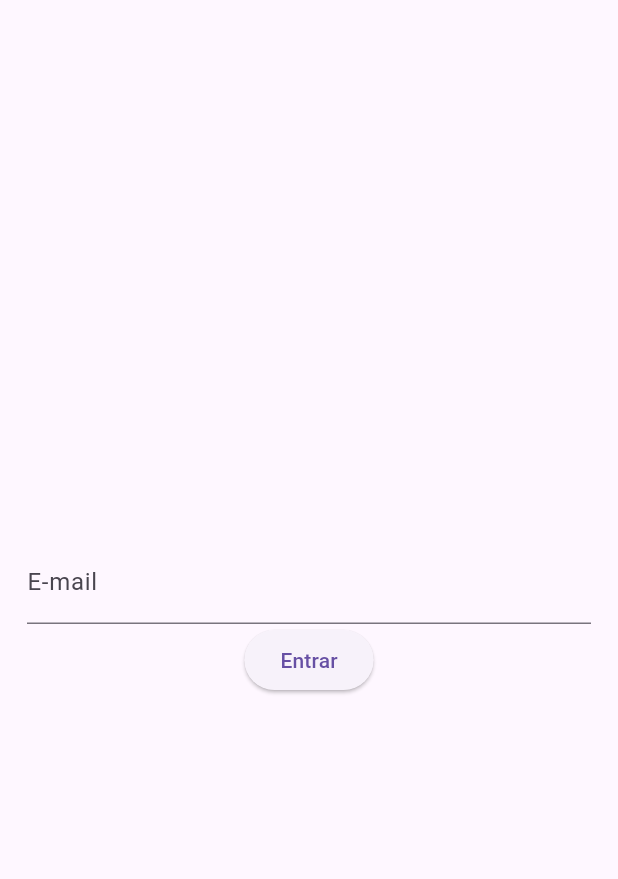
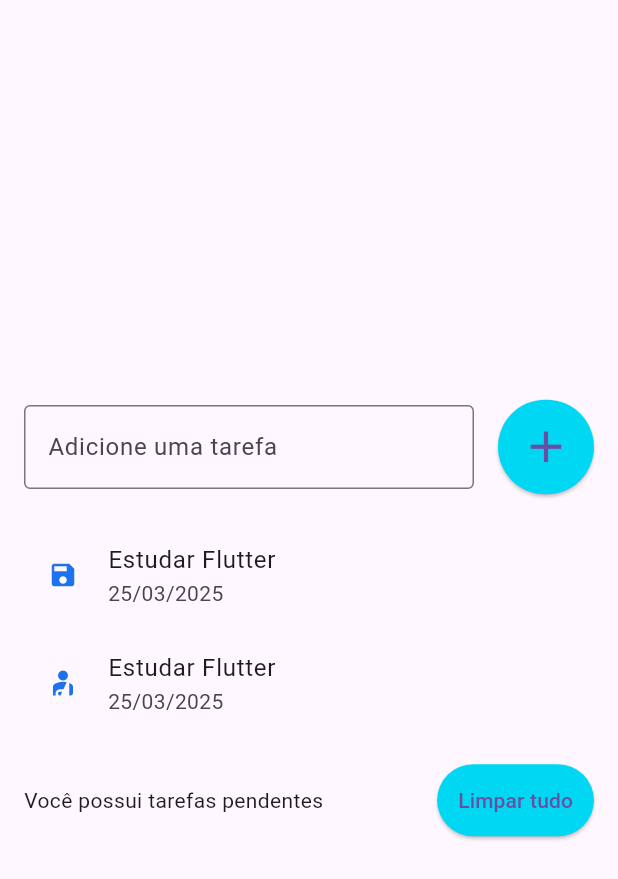
Before and after one commit to isaiastech/lista_tarefas, a Flutter app: the screen it shows after launch, on a phone screen of 412 x 824 dp. Shown: the top 879 px of the screen. Run offline on Flutter 3.47's test engine with Material 3 defaults, Android fonts, the phone set to English and light mode, and no system bars.

Commit message:
Criando layout de lista de tarefas no flutter

```diff
--- a/lib/pages/list_page.dart
+++ b/lib/pages/list_page.dart
@@ -1,37 +1,87 @@
 import 'package:flutter/material.dart';
 
 class ListPage extends StatelessWidget {
-  ListPage({super.key});
-
-  final TextEditingController emailController = TextEditingController();
+  const ListPage({super.key});
 
   @override
   Widget build(BuildContext context) {
     return Scaffold(
-      body: Center(
-        child: Padding(
-          padding: const EdgeInsets.all(18),
+      body: Padding(
+        padding: const EdgeInsets.symmetric(horizontal: 16),
+        child: Center(
           child: Column(
             mainAxisSize: MainAxisSize.min,
             children: [
-              TextField(
-                controller: emailController,
-                decoration: InputDecoration(
-                  labelText: 'E-mail',
-                ),
+              Row(
+                children: [
+                  Expanded(
+                    child: TextField(
+                      decoration: InputDecoration(
+                        border: OutlineInputBorder(),
+                        labelText: 'Adicione uma tarefa',
+                        hintText: 'Ex: Estudar',
+                      ),
+                    ),
+                  ),
+                  SizedBox(width: 16,),
+                  ElevatedButton(
+                    onPressed: (){},
+                    style: ElevatedButton.styleFrom(
+                      backgroundColor: Color(0xff00d7f3),
+                      padding: EdgeInsets.all(14.0),
+                    ),
+                    child: Icon(
+                      Icons.add,
+                      size: 35,
+                    ),
+                  ),
+                ],
               ),
-              ElevatedButton(
-                  onPressed: login,
-                  child: Text('Entrar')),
+              SizedBox(height: 18,),
+              // ListView com altura fixa ou Expanded
+              ListView(
+                shrinkWrap: true,
+                children: [
+                  ListTile(
+                    title: Text('Estudar Flutter'),
+                    subtitle: Text('25/03/2025'),
+                    leading: Icon(Icons.save, size: 20,color: Color(0xff1C73ED)),
+                    onTap: (){
+                      print('Você clicou na tarefa');
+                    },
+                  ),
+                  ListTile(
+                    title: Text('Estudar Flutter'),
+                    subtitle: Text('25/03/2025'),
+                    leading: Icon(Icons.personal_injury_rounded, size: 20, color: Color(0xff1C73ED),),
+                    onTap: (){
+                      print('Você clicou na tarefa');
+                    },
+                  ),
+                  // Adicione mais widgets aqui para criar uma lista
+                ],
+              ),
+              SizedBox(height: 18,),
+              Row(
+                children: [
+                  Expanded(
+                    child: Text('Você possui tarefas pendentes'),
+                  ),
+                  SizedBox(width: 8,),
+                  ElevatedButton(
+                    onPressed: () {},
+                    style: ElevatedButton.styleFrom(
+                      backgroundColor: Color(0xff00d7f3),
+                      padding: EdgeInsets.all(14.0),
+                    ),
+                    child: Text('Limpar tudo'),
+                  ),
+                ],
+              ),
             ],
           ),
         ),
       ),
     );
   }
-
-  void login() {
-    String text = emailController.text;
-    print(text);
-  }
 }
```
